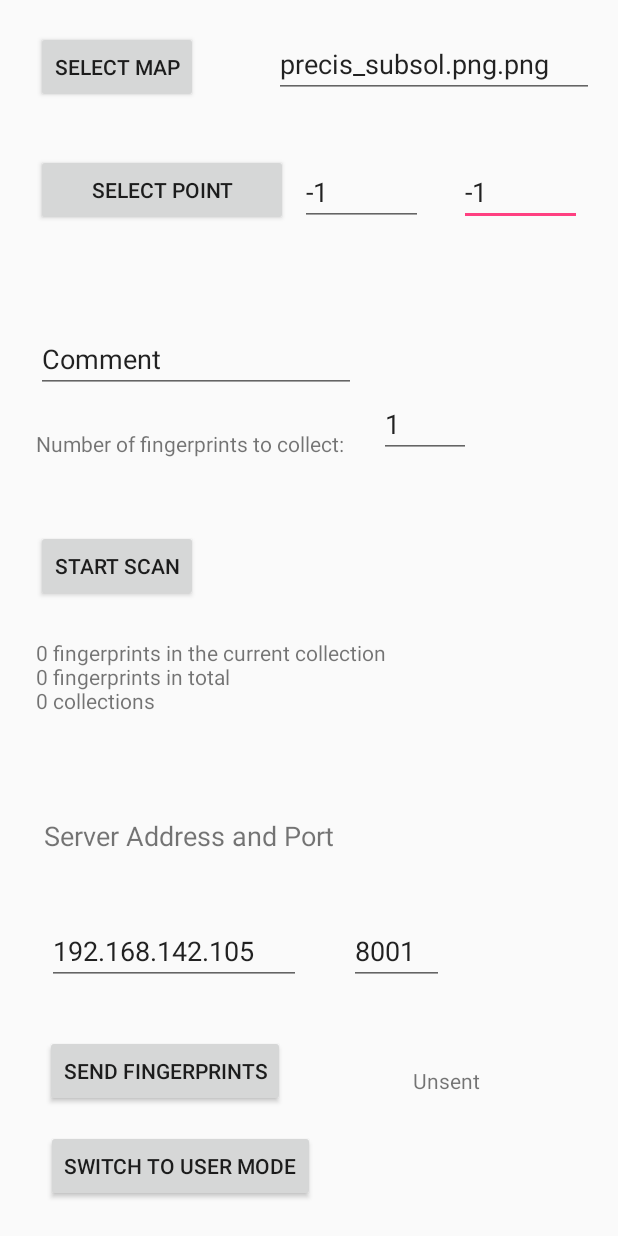
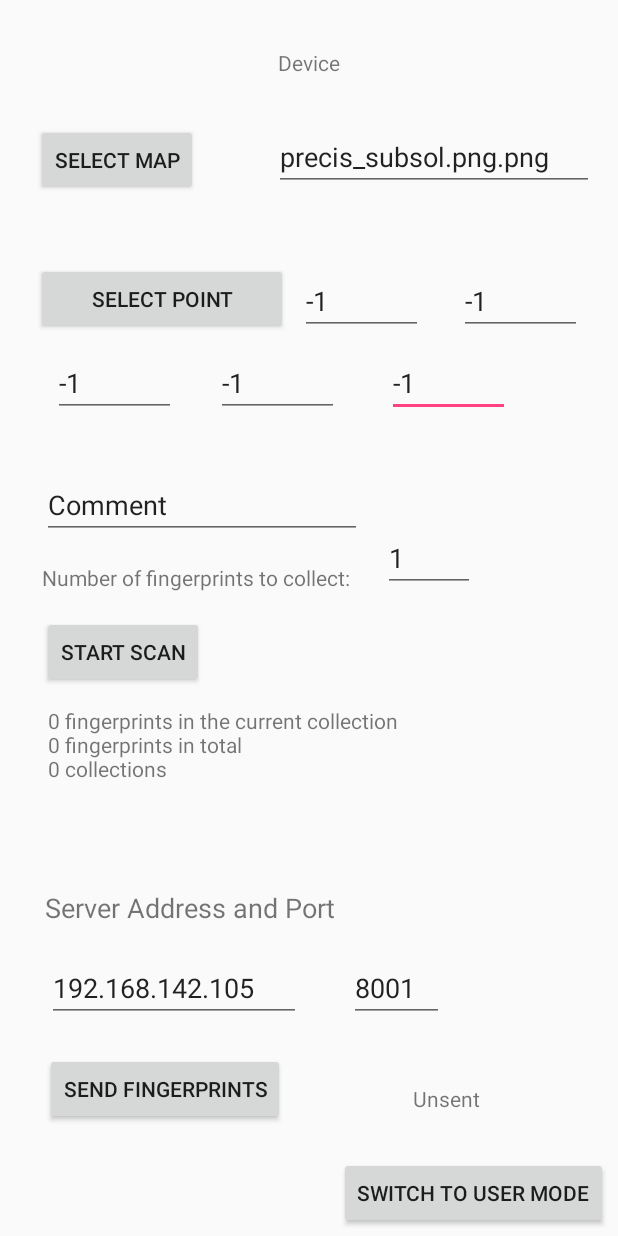
Before and after one commit to documenteinaer/ad-app, an Android app: the layout activity_main.xml on its own in the app's theme, with its tools: preview values and no code run, on a phone screen of 412 x 824 dp. Run offline under Robolectric (Android 15) with nearby library versions, the phone set to English and light mode, and no system bars.

Commit message:
Arranged the UI.

```diff
--- a/app/src/main/res/layout/activity_main.xml
+++ b/app/src/main/res/layout/activity_main.xml
@@ -7,14 +7,51 @@
     tools:context="upb.airdocs.MainActivity">
 
     <EditText
+        android:id="@+id/coordinate_z"
+        android:layout_width="82dp"
+        android:layout_height="40dp"
+        android:layout_marginEnd="72dp"
+        android:ems="10"
+        android:inputType="textPersonName"
+        android:text="-1"
+        app:layout_constraintBottom_toBottomOf="@+id/coordinate_y"
+        app:layout_constraintEnd_toEndOf="parent" />
+
+    <EditText
         android:id="@+id/coordinate_y"
+        android:layout_width="82dp"
+        android:layout_height="40dp"
+        android:layout_marginEnd="32dp"
+        android:ems="10"
+        android:inputType="textPersonName"
+        android:text="-1"
+        app:layout_constraintBottom_toBottomOf="@+id/coordinate_x"
+        app:layout_constraintEnd_toStartOf="@+id/coordinate_z" />
+
+    <EditText
+        android:id="@+id/coordinate_x"
+        android:layout_width="82dp"
+        android:layout_height="40dp"
+        android:layout_marginBottom="8dp"
+        android:ems="10"
+        android:inputType="textPersonName"
+        android:text="-1"
+        app:layout_constraintBottom_toBottomOf="parent"
+        app:layout_constraintEnd_toStartOf="@+id/coordinate_y"
+        app:layout_constraintHorizontal_bias="0.574"
+        app:layout_constraintStart_toStartOf="parent"
+        app:layout_constraintTop_toTopOf="parent"
+        app:layout_constraintVertical_bias="0.307" />
+
+    <EditText
+        android:id="@+id/coordinate_y_p"
         android:layout_width="82dp"
         android:layout_height="40dp"
         android:layout_marginEnd="24dp"
         android:ems="10"
         android:inputType="textPersonName"
         android:text="-1"
-        app:layout_constraintBottom_toBottomOf="@+id/coordinate_x"
+        app:layout_constraintBottom_toBottomOf="@+id/coordinate_x_p"
         app:layout_constraintEnd_toEndOf="parent" />
 
     <Button
@@ -27,7 +64,7 @@
         app:layout_constraintBottom_toBottomOf="parent"
         app:layout_constraintStart_toStartOf="@+id/number_scans_text"
         app:layout_constraintTop_toTopOf="parent"
-        app:layout_constraintVertical_bias="0.454" />
+        app:layout_constraintVertical_bias="0.53" />
 
     <TextView
         android:id="@+id/textView"
@@ -41,10 +78,10 @@
         android:textSize="18sp"
         app:layout_constraintBottom_toBottomOf="parent"
         app:layout_constraintEnd_toEndOf="parent"
-        app:layout_constraintHorizontal_bias="0.105"
+        app:layout_constraintHorizontal_bias="0.11"
         app:layout_constraintStart_toStartOf="parent"
         app:layout_constraintTop_toTopOf="parent"
-        app:layout_constraintVertical_bias="0.685" />
+        app:layout_constraintVertical_bias="0.746" />
 
     <TextView
         android:id="@+id/send_status"
@@ -72,7 +109,7 @@
         app:layout_constraintHorizontal_bias="0.418"
         app:layout_constraintStart_toStartOf="parent"
         app:layout_constraintTop_toTopOf="parent"
-        app:layout_constraintVertical_bias="0.791" />
+        app:layout_constraintVertical_bias="0.823" />
 
     <EditText
         android:id="@+id/port"
@@ -105,7 +142,8 @@
         android:id="@+id/comment"
         android:layout_width="wrap_content"
         android:layout_height="wrap_content"
-        android:layout_marginBottom="24dp"
+        android:layout_marginStart="4dp"
+        android:layout_marginBottom="16dp"
         android:ems="10"
         android:inputType="textPersonName"
         android:text="Comment"
@@ -123,10 +161,10 @@
         android:text="Select Map"
         app:layout_constraintBottom_toBottomOf="parent"
         app:layout_constraintEnd_toStartOf="@+id/map_name"
-        app:layout_constraintHorizontal_bias="0.275"
+        app:layout_constraintHorizontal_bias="0.274"
         app:layout_constraintStart_toStartOf="parent"
         app:layout_constraintTop_toTopOf="parent"
-        app:layout_constraintVertical_bias="0.017" />
+        app:layout_constraintVertical_bias="0.098" />
 
     <Button
         android:id="@+id/select_point"
@@ -137,7 +175,7 @@
         android:layout_marginBottom="8dp"
         android:text="Select Point"
         app:layout_constraintBottom_toTopOf="@+id/comment"
-        app:layout_constraintEnd_toStartOf="@+id/coordinate_x"
+        app:layout_constraintEnd_toStartOf="@+id/coordinate_x_p"
         app:layout_constraintHorizontal_bias="1.0"
         app:layout_constraintStart_toStartOf="@+id/select_map"
         app:layout_constraintTop_toBottomOf="@+id/select_map"
@@ -154,10 +192,11 @@
         android:text="precis_subsol.png.png"
         app:layout_constraintBottom_toBottomOf="@+id/select_map"
         app:layout_constraintEnd_toEndOf="parent"
-        app:layout_constraintTop_toTopOf="parent" />
+        app:layout_constraintTop_toTopOf="parent"
+        app:layout_constraintVertical_bias="0.95" />
 
     <EditText
-        android:id="@+id/coordinate_x"
+        android:id="@+id/coordinate_x_p"
         android:layout_width="82dp"
         android:layout_height="40dp"
         android:layout_marginEnd="24dp"
@@ -165,13 +204,14 @@
         android:inputType="textPersonName"
         android:text="-1"
         app:layout_constraintBottom_toBottomOf="@+id/select_point"
-        app:layout_constraintEnd_toStartOf="@+id/coordinate_y" />
+        app:layout_constraintEnd_toStartOf="@+id/coordinate_y_p" />
 
     <TextView
         android:id="@+id/number_of_scans"
         android:layout_width="385dp"
         android:layout_height="66dp"
-        android:layout_marginTop="24dp"
+        android:layout_marginStart="4dp"
+        android:layout_marginTop="12dp"
         android:inputType="textMultiLine"
         android:text="0 fingerprints in the current collection \n0 fingerprints in total \n0 collections"
         app:layout_constraintStart_toStartOf="@+id/start_scan"
@@ -181,7 +221,7 @@
         android:id="@+id/number_scans_text"
         android:layout_width="wrap_content"
         android:layout_height="wrap_content"
-        android:layout_marginBottom="48dp"
+        android:layout_marginBottom="16dp"
         android:text="Number of fingerprints to collect:"
         app:layout_constraintBottom_toTopOf="@+id/start_scan"
         app:layout_constraintStart_toStartOf="@+id/comment" />
@@ -205,9 +245,19 @@
         android:text="Switch to user mode"
         app:layout_constraintBottom_toBottomOf="parent"
         app:layout_constraintEnd_toEndOf="parent"
-        app:layout_constraintHorizontal_bias="0.132"
+        app:layout_constraintHorizontal_bias="0.97"
         app:layout_constraintStart_toStartOf="parent"
         app:layout_constraintTop_toBottomOf="@+id/send_fingerprints"
-        app:layout_constraintVertical_bias="0.407" />
+        app:layout_constraintVertical_bias="0.812" />
+
+    <TextView
+        android:id="@+id/devID"
+        android:layout_width="wrap_content"
+        android:layout_height="wrap_content"
+        android:text="Device"
+        app:layout_constraintBottom_toTopOf="@+id/select_map"
+        app:layout_constraintEnd_toEndOf="parent"
+        app:layout_constraintStart_toStartOf="parent"
+        app:layout_constraintTop_toTopOf="parent" />
 
 </android.support.constraint.ConstraintLayout>
```
